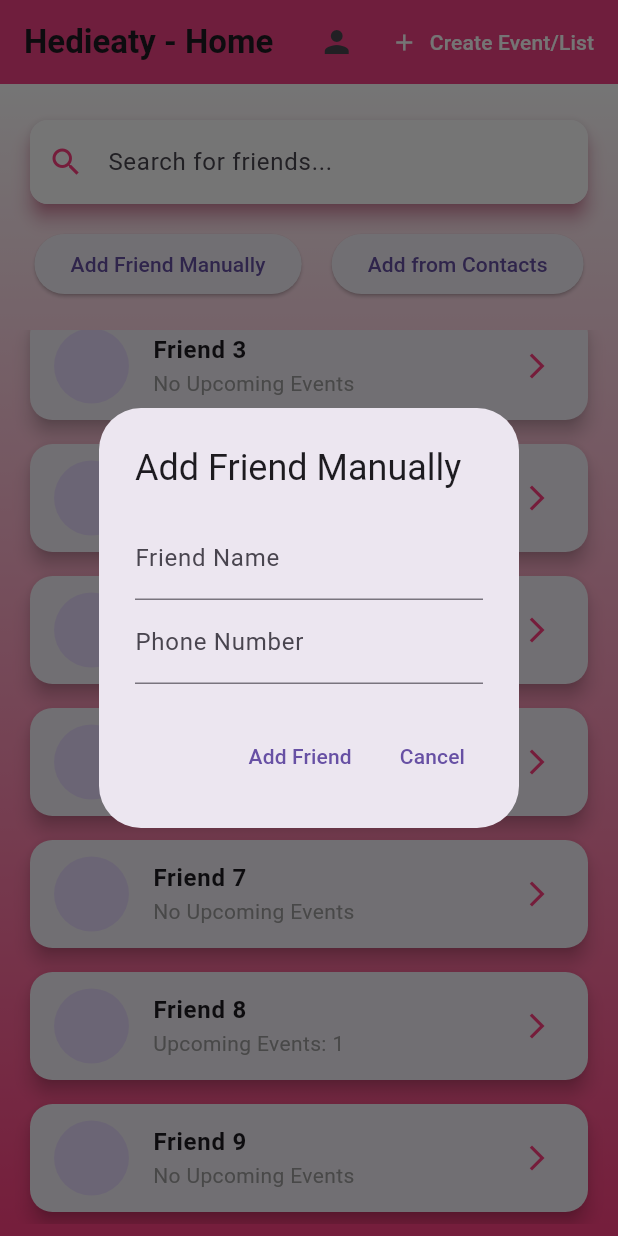
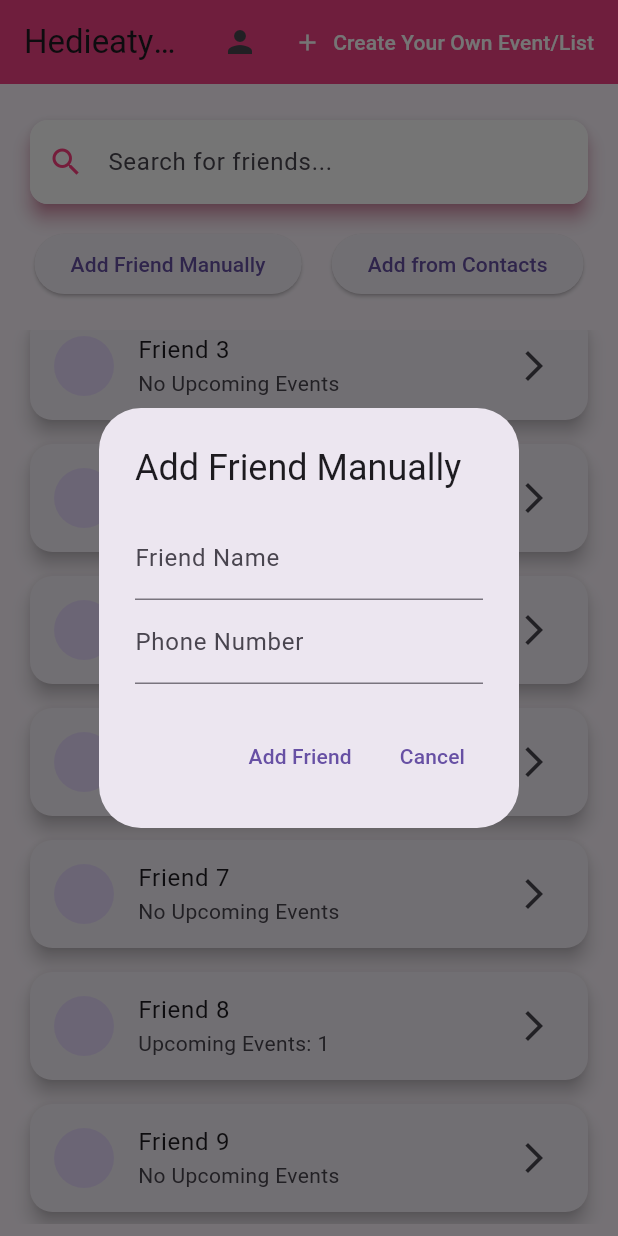
Before and after one commit to BelalMohamed2001/mobile-programming, a Flutter app: the screen it shows after launch, scrolled down 284 dp, after a tap on "Add Friend Manually", on a phone screen of 412 x 824 dp. Run offline on Flutter 3.47's test engine with Material 3 defaults, Android fonts, the phone set to English and light mode, and no system bars; our stand-ins replace contacts_service, image_picker; network calls fail.

Commit message:
new home

```diff
--- a/lib/view/home_page.dart
+++ b/lib/view/home_page.dart
@@ -1,7 +1,7 @@
 import 'package:flutter/material.dart';
-import 'event_list_page.dart'; // Import Event List Page
 import 'gift_list_page.dart'; // Import Gift List Page
 import 'profile_page.dart'; // Import Profile Page
+import 'event_list_page.dart'; // Import Event List Page
 import 'package:contacts_service/contacts_service.dart'; // For contacts access
 
 class HomePage extends StatefulWidget {
@@ -15,8 +15,8 @@ class _HomePageState extends State<HomePage> {
   List<Map<String, dynamic>> _friends = List.generate(10, (index) {
     return {
       'name': 'Friend $index',
-      'profilePicture': 'https://via.placeholder.com/150', // Replace with friend's profile picture URL
-      'upcomingEvents': index % 2 == 0 ? 1 : 0, // Mock data: 1 for upcoming events, 0 for no events
+      'profilePicture': 'https://via.placeholder.com/150',
+      'upcomingEvents': index % 2 == 0 ? 1 : 0,
     };
   });
 
@@ -28,7 +28,6 @@ class _HomePageState extends State<HomePage> {
     _getContacts();
   }
 
-  // Fetch contacts from the device
   void _getContacts() async {
     final contacts = await ContactsService.getContacts();
     setState(() {
@@ -36,7 +35,6 @@ class _HomePageState extends State<HomePage> {
     });
   }
 
-  // Manually add friend dialog
   void _addFriendManually() {
     final nameController = TextEditingController();
     final phoneController = TextEditingController();
@@ -62,7 +60,13 @@ class _HomePageState extends State<HomePage> {
           actions: [
             TextButton(
               onPressed: () {
-                // Add logic for adding the friend manually (store data, etc.)
+                setState(() {
+                  _friends.add({
+                    'name': nameController.text,
+                    'profilePicture': 'https://via.placeholder.com/150',
+                    'upcomingEvents': 0,
+                  });
+                });
                 Navigator.pop(context);
               },
               child: const Text('Add Friend'),
@@ -77,7 +81,6 @@ class _HomePageState extends State<HomePage> {
     );
   }
 
-  // Add friend from contacts dialog
   void _addFriendFromContacts() {
     showDialog(
       context: context,
@@ -97,7 +100,13 @@ class _HomePageState extends State<HomePage> {
                       ? contact.phones!.first.value ?? 'No Phone'
                       : 'No Phone'),
                   onTap: () {
-                    // Handle friend selection from contacts (add to the friend list)
+                    setState(() {
+                      _friends.add({
+                        'name': contact.displayName ?? 'No Name',
+                        'profilePicture': 'https://via.placeholder.com/150',
+                        'upcomingEvents': 0,
+                      });
+                    });
                     Navigator.pop(context);
                   },
                 );
@@ -115,9 +124,7 @@ class _HomePageState extends State<HomePage> {
     );
   }
 
-  // Search functionality
   void _searchFriends(String query) {
-    // Here you can filter the list of friends based on the query (e.g., by name)
     setState(() {
       _friends = _friends
           .where((friend) =>
@@ -130,55 +137,40 @@ class _HomePageState extends State<HomePage> {
   Widget build(BuildContext context) {
     return Scaffold(
       appBar: AppBar(
-        title: const Text(
-          'Hedieaty - Home',
-          style: TextStyle(fontWeight: FontWeight.bold),
-        ),
+        title: const Text('Hedieaty - Home'),
         backgroundColor: Colors.pinkAccent,
         actions: [
-          // Profile Icon for navigating to Profile Page
           IconButton(
             icon: const Icon(Icons.person),
             onPressed: () {
               Navigator.push(
                 context,
-                MaterialPageRoute(builder: (context) => const ProfilePage()), // Navigate to Profile Page
+                MaterialPageRoute(builder: (context) => const ProfilePage()),
               );
             },
           ),
           TextButton.icon(
             onPressed: () {
-              // Navigate to the Event List Page where user can add events
               Navigator.push(
                 context,
                 MaterialPageRoute(
-                    builder: (context) => const EventListPage()), // Navigate to Event List Page
+                    builder: (context) => const EventListPage()),
               );
             },
             icon: const Icon(Icons.add, color: Colors.white),
             label: const Text(
-              'Create Event/List',
+              'Create Your Own Event/List',
               style: TextStyle(color: Colors.white),
             ),
           ),
         ],
       ),
-      body: Container(
-        decoration: const BoxDecoration(
-          gradient: LinearGradient(
-            colors: [Colors.white, Colors.pinkAccent],
-            begin: Alignment.topCenter,
-            end: Alignment.bottomCenter,
-          ),
-        ),
-        child: Padding(
+      body: Padding(
         padding: const EdgeInsets.all(8.0),
         child: Column(
           children: [
-              // Search Bar
             Padding(
-                padding: const EdgeInsets.symmetric(
-                    vertical: 16.0, horizontal: 12.0),
+              padding: const EdgeInsets.symmetric(vertical: 16.0, horizontal: 12.0),
               child: Material(
                 elevation: 5.0,
                 shadowColor: Colors.pinkAccent,
@@ -186,8 +178,7 @@ class _HomePageState extends State<HomePage> {
                 child: TextField(
                   decoration: InputDecoration(
                     hintText: 'Search for friends...',
-                      prefixIcon:
-                      const Icon(Icons.search, color: Colors.pinkAccent),
+                    prefixIcon: const Icon(Icons.search, color: Colors.pinkAccent),
                     border: OutlineInputBorder(
                       borderRadius: BorderRadius.circular(12),
                       borderSide: BorderSide.none,
@@ -199,8 +190,6 @@ class _HomePageState extends State<HomePage> {
                 ),
               ),
             ),
-
-              // Add Friend Buttons (Above Friend List)
             Row(
               mainAxisAlignment: MainAxisAlignment.center,
               children: [
@@ -215,57 +204,34 @@ class _HomePageState extends State<HomePage> {
                 ),
               ],
             ),
-
             const SizedBox(height: 20),
-              // List of Friends
             Expanded(
               child: ListView.builder(
                 itemCount: _friends.length,
                 itemBuilder: (context, index) {
-                    return AnimatedOpacity(
-                      opacity: 1.0,
-                      duration: Duration(milliseconds: 500 + (index * 100)),
-                      child: Card(
-                        margin: const EdgeInsets.symmetric(
-                            vertical: 8, horizontal: 12),
+                  return Card(
+                    margin: const EdgeInsets.symmetric(vertical: 8, horizontal: 12),
                     shape: RoundedRectangleBorder(
                       borderRadius: BorderRadius.circular(15),
                     ),
                     elevation: 5.0,
                     child: ListTile(
                       leading: CircleAvatar(
-                            backgroundImage: NetworkImage(
-                              _friends[index]['profilePicture'],
+                        backgroundImage: NetworkImage(_friends[index]['profilePicture']),
                       ),
-                            radius: 25,
-                          ),
-                          title: Text(
-                            _friends[index]['name'],
-                            style:
-                            const TextStyle(fontWeight: FontWeight.w600),
-                          ),
-                          subtitle: Text(
-                            _friends[index]['upcomingEvents'] > 0
+                      title: Text(_friends[index]['name']),
+                      subtitle: Text(_friends[index]['upcomingEvents'] > 0
                           ? 'Upcoming Events: ${_friends[index]['upcomingEvents']}'
-                                : 'No Upcoming Events',
-                            style: const TextStyle(color: Colors.grey),
-                          ),
-                          trailing: Icon(
-                            Icons.arrow_forward_ios,
-                            color: Colors.pinkAccent,
-                            size: 20,
-                          ),
+                          : 'No Upcoming Events'),
+                      trailing: const Icon(Icons.arrow_forward_ios),
                       onTap: () {
-                            // Navigate to Gift List Page for the selected friend
                         Navigator.push(
                           context,
                           MaterialPageRoute(
-                                builder: (context) =>
-                                    GiftListPage(friendIndex: index),
+                            builder: (context) => GiftListPage(friendIndex: index),
                           ),
                         );
                       },
-                        ),
                     ),
                   );
                 },
@@ -274,7 +240,6 @@ class _HomePageState extends State<HomePage> {
           ],
         ),
       ),
-      ),
     );
   }
 }
```
Lines whose indentation alone changed are shown as unchanged.
